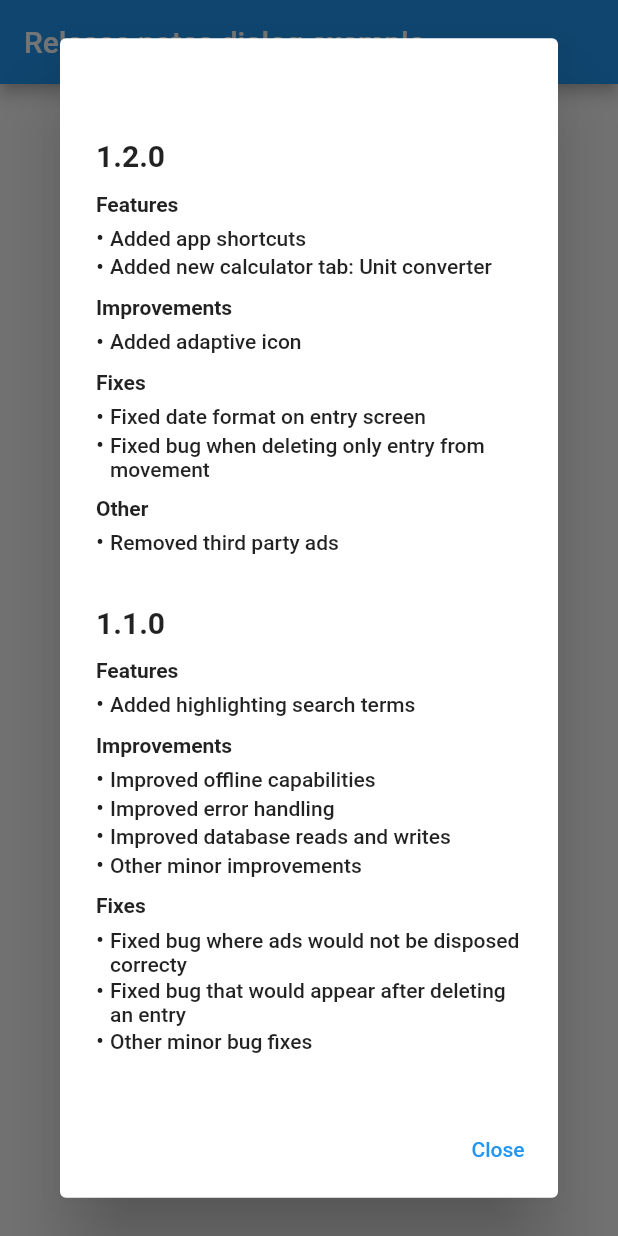
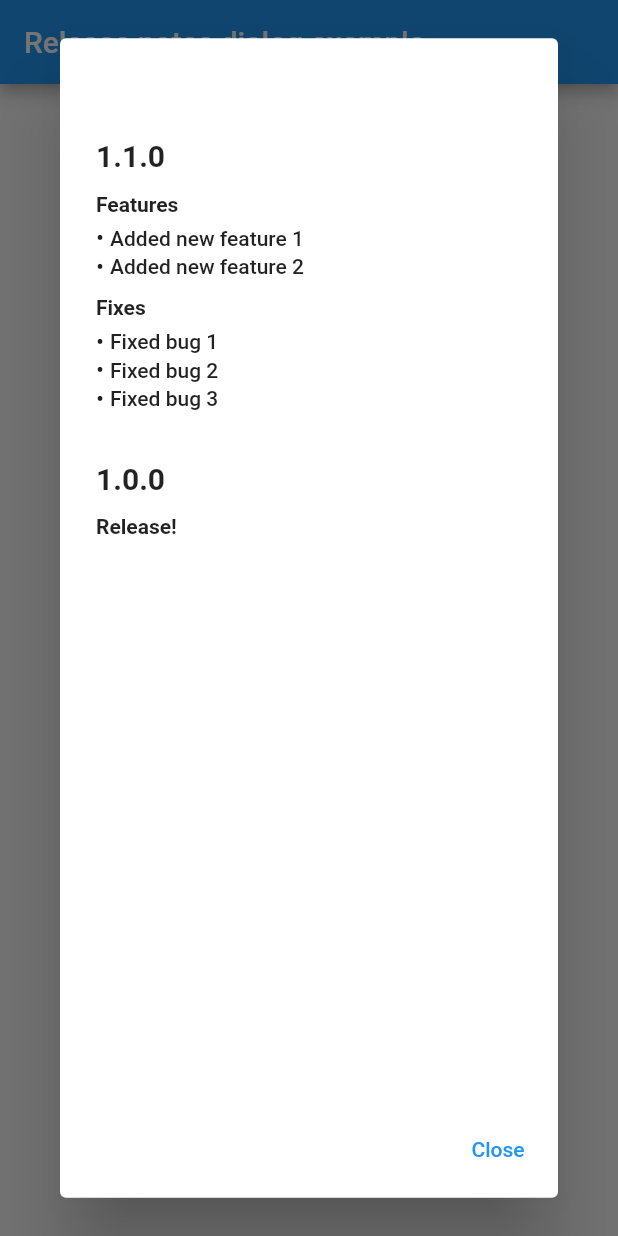
Before and after one commit to JakobMick/release_notes_dialog, a Flutter app: the screen it shows after launch, after a tap on "Show Dialog", on a phone screen of 412 x 824 dp. Run offline on Flutter 3.47's test engine with Material 2 defaults, Android fonts, the phone set to English and light mode, and no system bars; our stand-ins replace term_glyph.

Commit message:
Changed example releases

```diff
--- a/example/lib/main.dart
+++ b/example/lib/main.dart
@@ -22,66 +22,21 @@ class MyApp extends StatelessWidget {
 class ExamplePage extends StatelessWidget {
   final List<Release> releases = [
   Release(
-      "1.2.0",
+    "1.1.0",
     [
       ReleaseSublist(
         name: "Features",
         changes: [
-            "Added app shortcuts",
-            "Added new calculator tab: Unit converter",
-          ],
-        ),
-        ReleaseSublist(
-          name: "Improvements",
-          changes: [
-            "Added adaptive icon",
+          "Added new feature 1",
+          "Added new feature 2",
         ],
       ),
       ReleaseSublist(
         name: "Fixes",
         changes: [
-            "Fixed date format on entry screen",
-            "Fixed bug when deleting only entry from movement",
-          ],
-        ),
-        ReleaseSublist(
-          name: "Other",
-          changes: [
-            "Removed third party ads",
-          ],
-        ),
-      ],
-    ),
-    Release(
-      "1.1.0",
-      [
-        ReleaseSublist(
-          name: "Features",
-          changes: [
-            "Added highlighting search terms",
-          ],
-        ),
-        ReleaseSublist(
-          name: "Improvements",
-          changes: [
-            "Improved offline capabilities",
-            "Improved error handling",
-            "Improved database reads and writes",
-            "Other minor improvements",
-          ],
-        ),
-        ReleaseSublist(
-          name: "Fixes",
-          changes: [
-            "Fixed bug where ads would not be disposed correcty",
-            "Fixed bug that would appear after deleting an entry",
-            "Other minor bug fixes",
-          ],
-        ),
-        ReleaseSublist(
-          name: "Other",
-          changes: [
-            "Full Android 11 support",
+          "Fixed bug 1",
+          "Fixed bug 2",
+          "Fixed bug 3",
         ],
       ),
     ],
```
Lines whose indentation alone changed are shown as unchanged.
